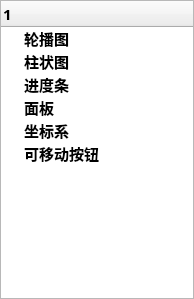
The window that maincontent/controltreewidget.ui (YYC572652645/QCoolPage) describes before a commit, drawn with Qt 5.
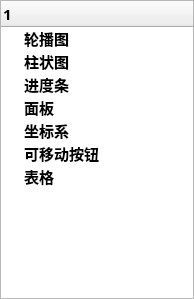
The same window after the commit.

Commit message: 添加表格控件

```diff
--- a/maincontent/controltreewidget.ui
+++ b/maincontent/controltreewidget.ui
@@ -74,6 +74,11 @@
        <string>可移动按钮</string>
       </property>
      </item>
+     <item>
+      <property name="text">
+       <string>表格</string>
+      </property>
+     </item>
     </widget>
    </item>
   </layout>
```
The commit also changes 27 other files.
